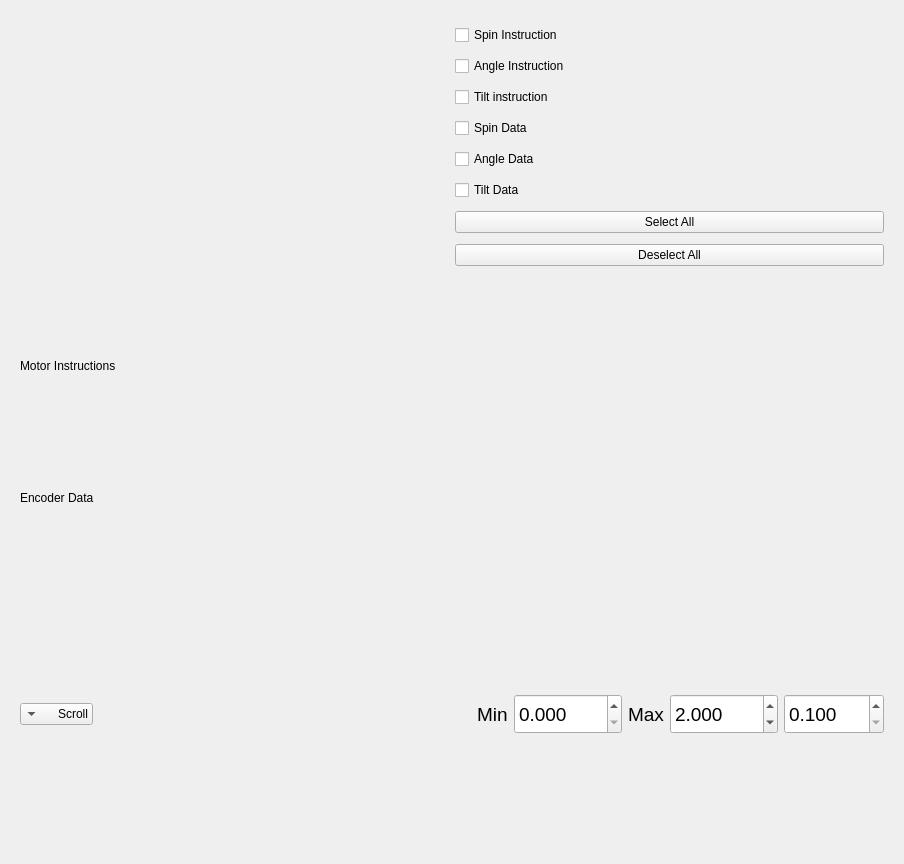
Before: the Qt Designer form frontend/MotorGraph.ui in YCP-Rev-Metrix/BallSpinner-Controller-v2, drawn with Qt 5.
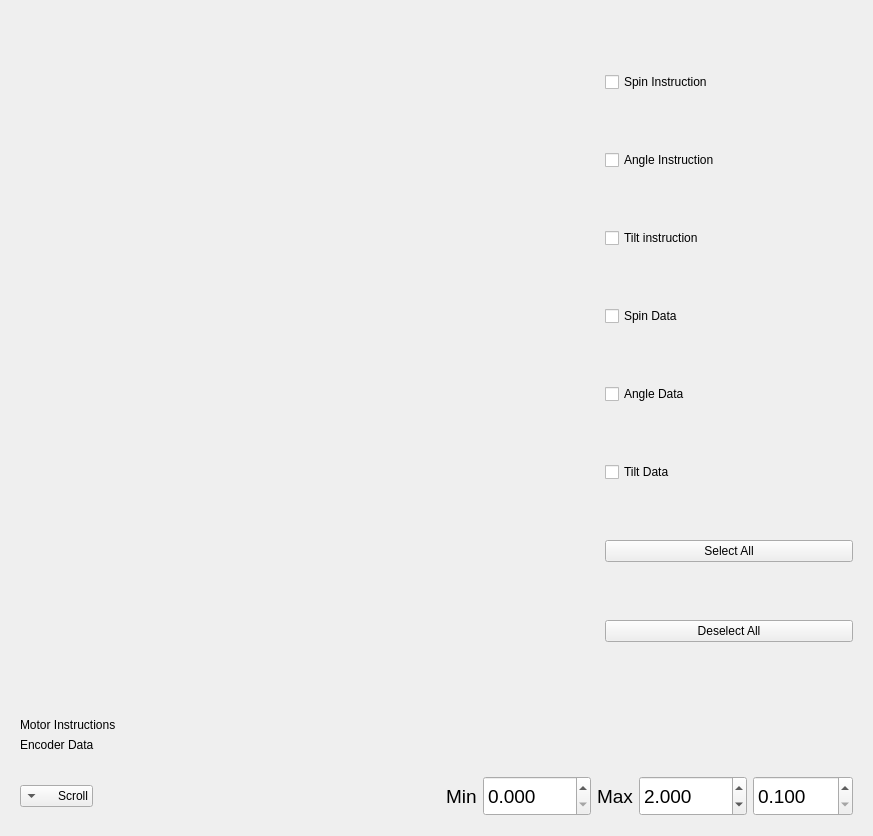
After: the same form once the commit is applied. Custom widgets are drawn as their Qt base class.

What changed in the file:
```diff
--- a/frontend/MotorGraph.ui
+++ b/frontend/MotorGraph.ui
@@ -6,8 +6,8 @@
    <rect>
     <x>0</x>
     <y>0</y>
-    <width>904</width>
-    <height>864</height>
+    <width>873</width>
+    <height>836</height>
    </rect>
   </property>
   <property name="windowTitle">
@@ -16,9 +16,9 @@
   <layout class="QVBoxLayout" name="verticalLayout_2">
    <item>
     <widget class="QWidget" name="widgetContainer" native="true">
-     <layout class="QHBoxLayout" name="horizontalLayout">
+     <layout class="QHBoxLayout" name="horizontalLayout" stretch="7,3">
       <item>
-    <widget class="PlotWidget" name="grphSmartDot" native="true"/>
+       <widget class="PlotWidget" name="grphSmartDot" native="true"/>
       </item>
       <item>
        <layout class="QVBoxLayout" name="verticalLayout">
@@ -85,9 +85,21 @@
    </item>
    <item>
     <widget class="QWidget" name="widgetValues" native="true">
+     <property name="sizePolicy">
+      <sizepolicy hsizetype="Preferred" vsizetype="Fixed">
+       <horstretch>0</horstretch>
+       <verstretch>0</verstretch>
+      </sizepolicy>
+     </property>
      <layout class="QVBoxLayout" name="verticalLayout_3">
       <item>
        <widget class="QLabel" name="lblMotorData">
+        <property name="sizePolicy">
+         <sizepolicy hsizetype="Preferred" vsizetype="Maximum">
+          <horstretch>0</horstretch>
+          <verstretch>0</verstretch>
+         </sizepolicy>
+        </property>
         <property name="text">
          <string>Motor Instructions</string>
         </property>
@@ -95,6 +107,12 @@
       </item>
       <item>
        <widget class="QLabel" name="lblEncoderData">
+        <property name="sizePolicy">
+         <sizepolicy hsizetype="Preferred" vsizetype="Maximum">
+          <horstretch>0</horstretch>
+          <verstretch>0</verstretch>
+         </sizepolicy>
+        </property>
         <property name="text">
          <string>Encoder Data</string>
         </property>
@@ -105,6 +123,12 @@
    </item>
    <item>
     <widget class="QWidget" name="widgetLookback" native="true">
+     <property name="sizePolicy">
+      <sizepolicy hsizetype="Preferred" vsizetype="Maximum">
+       <horstretch>0</horstretch>
+       <verstretch>0</verstretch>
+      </sizepolicy>
+     </property>
      <layout class="QHBoxLayout" name="horizontalLayout_2">
       <item>
        <widget class="QComboBox" name="cboLimitView">
```
Left out of the diff: 22 changed lines with no effect on the pictures.
